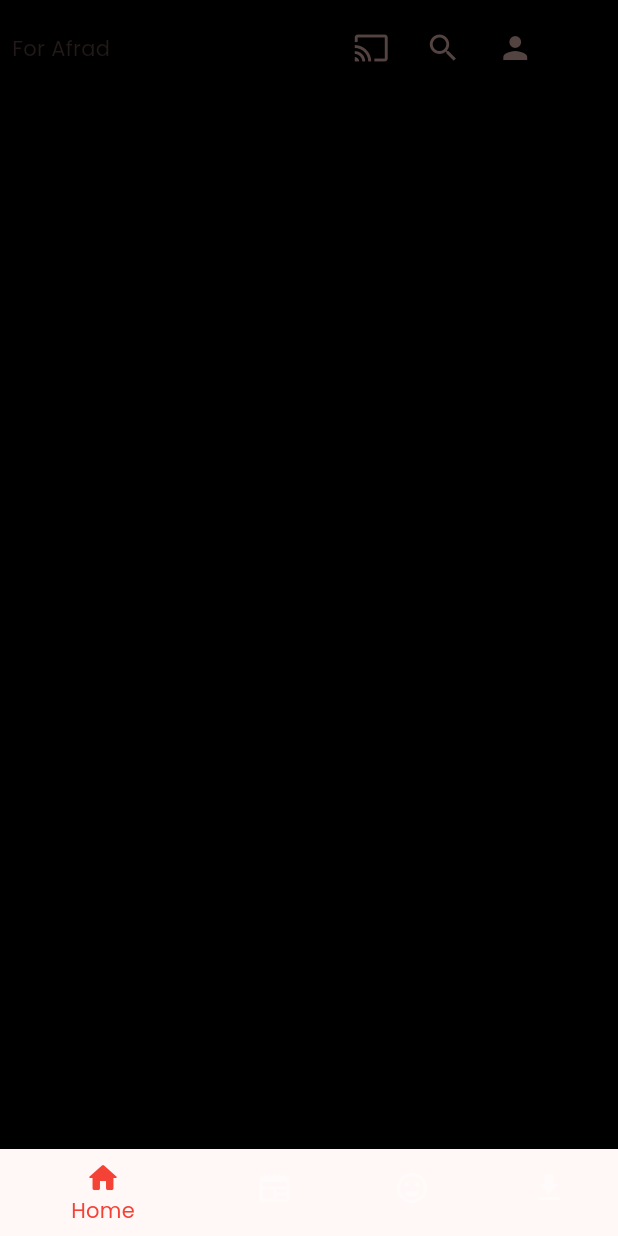
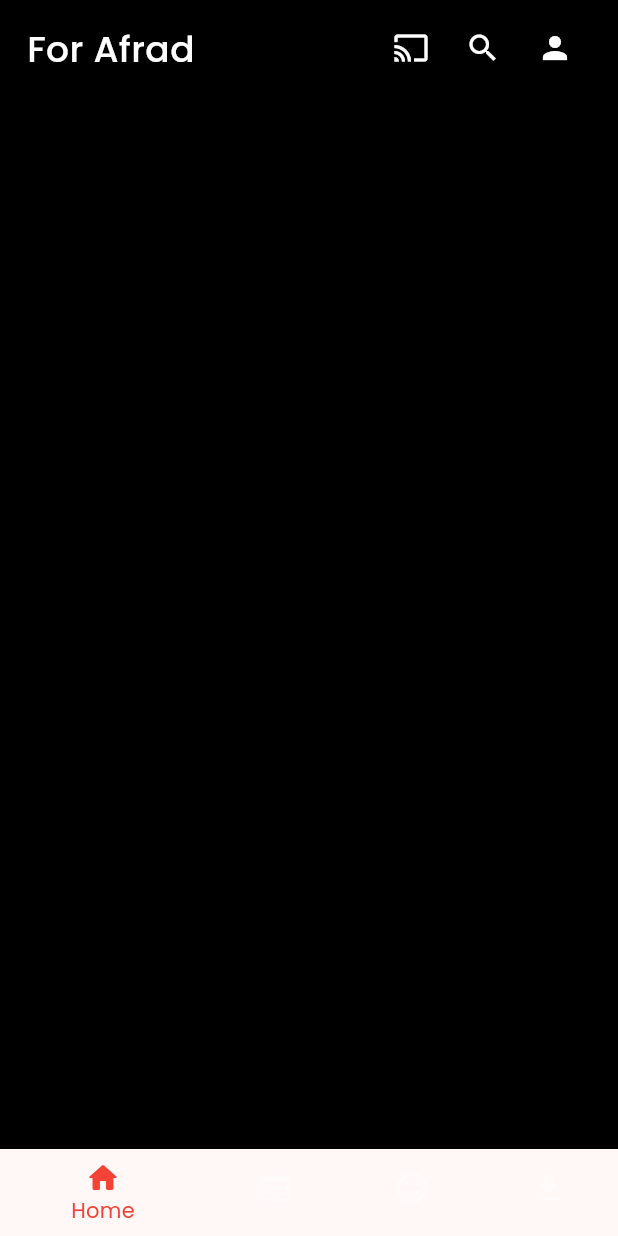
Before and after one commit to afradahsan/netflix, a Flutter app: the screen it shows after launch, after a tap on "Sign In", on a phone screen of 412 x 824 dp. Run offline on Flutter 3.47's test engine with Material 3 defaults, Android fonts, the phone set to English and light mode, and no system bars.

Commit message:
Homepage

```diff
--- a/lib/main.dart
+++ b/lib/main.dart
@@ -11,13 +11,15 @@ class MyApp extends StatelessWidget {
   @override
   Widget build(BuildContext context) {
     return MaterialApp(
-      title: 'Flutter Demo',
+      title: 'Netflix',
       debugShowCheckedModeBanner: false,
       theme: ThemeData(
-        textTheme: TextTheme(titleMedium: TextStyle(color: Colors.white)),
+        textTheme: const TextTheme(
+          titleMedium: TextStyle(color: Colors.white)),
         fontFamily: 'Poppins',
         colorScheme: ColorScheme.fromSeed(seedColor: Colors.red),
         useMaterial3: true,
+        iconTheme: const IconThemeData(color: Colors.white)
       ),
       home: const LoginPage()
     );
--- a/lib/view/screens/main/homepage.dart
+++ b/lib/view/screens/main/homepage.dart
@@ -25,14 +25,22 @@ class _HomePageState extends State<HomePage> {
       ]),
       body: SafeArea(child: Padding(
         padding: const EdgeInsets.all(8.0),
-        child: Column(
-          children: [
-            Row(children: [
-              Text('For Afrad'),
-              SizedBox(width: 150,),
-              IconButton(onPressed: (){}, icon: Icon(Icons.cast)), IconButton(onPressed: (){}, icon: Icon(Icons.search)), IconButton(onPressed: (){}, icon: Icon(Icons.person))
-            ],)
-          ],
+        child: Padding(
+          padding: const EdgeInsets.fromLTRB(10, 0, 10, 0),
+          child: Column(
+            children: [
+              Row(
+                mainAxisAlignment: MainAxisAlignment.spaceBetween,
+                children: [
+                Text('For Afrad', style: TextStyle(color: Colors.white, fontWeight: FontWeight.w500, fontSize: 24),),
+                Row(
+                  children: [
+                    IconButton(onPressed: (){}, icon: Icon(Icons.cast)), IconButton(onPressed: (){}, icon: Icon(Icons.search)), IconButton(onPressed: (){}, icon: Icon(Icons.person)),
+                  ],
+                )
+              ],)
+            ],
+          ),
         ),
       )),
     );
```
